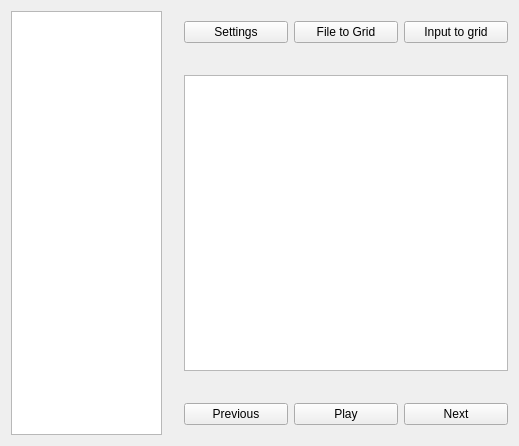
Qt form src/mainwindow.ui (Brownies/sanajahti) before a commit.
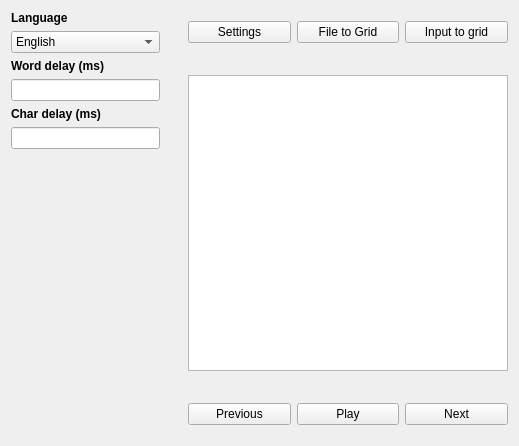
The same form after that commit. The open tabs and pages were chosen to show the change.

Diff of the .ui file:
```diff
--- a/src/mainwindow.ui
+++ b/src/mainwindow.ui
@@ -21,9 +21,6 @@
   </property>
   <widget class="QWidget" name="widgetMain">
    <layout class="QHBoxLayout" name="horizontalLayout">
-    <property name="spacing">
-     <number>0</number>
-    </property>
     <property name="leftMargin">
      <number>0</number>
     </property>
@@ -44,7 +41,38 @@
         <verstretch>0</verstretch>
        </sizepolicy>
       </property>
-      <layout class="QVBoxLayout" name="verticalLayout_3">
+      <layout class="QHBoxLayout" name="horizontalLayout_5">
+       <property name="leftMargin">
+        <number>0</number>
+       </property>
+       <property name="topMargin">
+        <number>0</number>
+       </property>
+       <property name="rightMargin">
+        <number>0</number>
+       </property>
+       <property name="bottomMargin">
+        <number>0</number>
+       </property>
+       <item>
+        <widget class="QStackedWidget" name="stackedWidget">
+         <property name="currentIndex">
+          <number>0</number>
+         </property>
+         <widget class="QWidget" name="pageWords">
+          <layout class="QHBoxLayout" name="horizontalLayout_4">
+           <property name="leftMargin">
+            <number>0</number>
+           </property>
+           <property name="topMargin">
+            <number>0</number>
+           </property>
+           <property name="rightMargin">
+            <number>0</number>
+           </property>
+           <property name="bottomMargin">
+            <number>0</number>
+           </property>
        <item>
         <widget class="QTreeWidget" name="treeWidgetWords">
          <property name="autoExpandDelay">
@@ -73,6 +101,86 @@
            <string notr="true">1</string>
           </property>
          </column>
+            </widget>
+           </item>
+          </layout>
+         </widget>
+         <widget class="QWidget" name="pageSettings">
+          <layout class="QHBoxLayout" name="horizontalLayout_6">
+           <property name="leftMargin">
+            <number>0</number>
+           </property>
+           <property name="topMargin">
+            <number>0</number>
+           </property>
+           <property name="rightMargin">
+            <number>0</number>
+           </property>
+           <property name="bottomMargin">
+            <number>0</number>
+           </property>
+           <item>
+            <widget class="QWidget" name="widget" native="true">
+             <layout class="QVBoxLayout" name="verticalLayout_3">
+              <item>
+               <widget class="QLabel" name="label">
+                <property name="text">
+                 <string>&lt;b&gt;Language&lt;/b&gt;</string>
+                </property>
+               </widget>
+              </item>
+              <item>
+               <widget class="QComboBox" name="comboBox">
+                <item>
+                 <property name="text">
+                  <string>English</string>
+                 </property>
+                </item>
+                <item>
+                 <property name="text">
+                  <string>Finnish</string>
+                 </property>
+                </item>
+               </widget>
+              </item>
+              <item>
+               <widget class="QLabel" name="label_2">
+                <property name="text">
+                 <string>&lt;b&gt;Word delay (ms)&lt;/b&gt;</string>
+                </property>
+               </widget>
+              </item>
+              <item>
+               <widget class="QLineEdit" name="lineEdit"/>
+              </item>
+              <item>
+               <widget class="QLabel" name="label_3">
+                <property name="text">
+                 <string>&lt;b&gt;Char delay (ms)&lt;/b&gt;</string>
+                </property>
+               </widget>
+              </item>
+              <item>
+               <widget class="QLineEdit" name="lineEdit_2"/>
+              </item>
+              <item>
+               <spacer name="verticalSpacer">
+                <property name="orientation">
+                 <enum>Qt::Vertical</enum>
+                </property>
+                <property name="sizeHint" stdset="0">
+                 <size>
+                  <width>20</width>
+                  <height>40</height>
+                 </size>
+                </property>
+               </spacer>
+              </item>
+             </layout>
+            </widget>
+           </item>
+          </layout>
+         </widget>
         </widget>
        </item>
       </layout>
```
Lines whose indentation alone changed are shown as unchanged.
